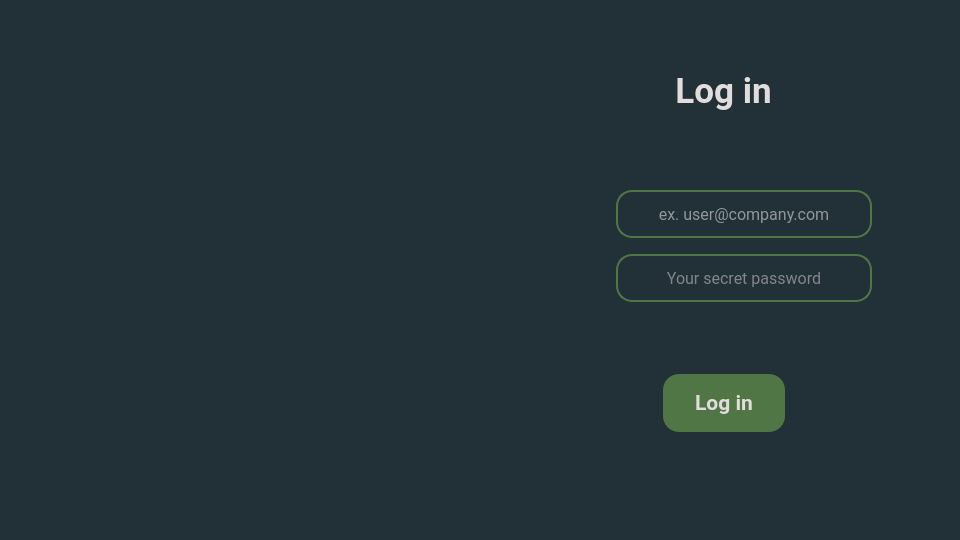
ionutsilviu3/CIIT, file ciit/resources/ui/login_window.ui: the form before one commit.
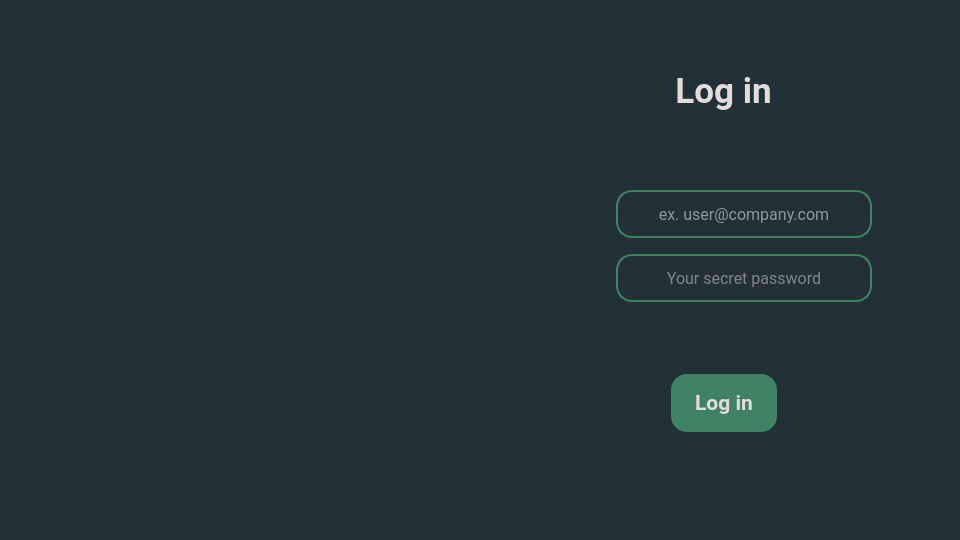
The form after the commit. Icons and pictures are not drawn.

The edit to the form file:
```diff
--- a/ciit/resources/ui/login_window.ui
+++ b/ciit/resources/ui/login_window.ui
@@ -142,7 +142,7 @@
 	color: rgb(226, 220, 220);
 	border-style: solid;
     border-width: 1.5px;
-	border-color:  rgb(80, 118, 70);
+	border-color: rgb(64, 130, 100);
 }
 </string>
         </property>
@@ -436,17 +436,22 @@
         <property name="styleSheet">
          <string notr="true">QPushButton
 {
-background-color: rgb(80, 118, 70);
+background-color: rgb(64, 130, 100);
 color: rgb(226, 220, 220);
-padding-left: 32px;
-padding-right: 32px;
+padding-left: 24px;
+padding-right: 24px;
 padding-top: 16px;
 padding-bottom: 16px;
 }
 
 QPushButton:hover
 {
-	background-color: rgb(53, 78, 40);
+	background-color: rgb(50, 102, 78);
+}
+
+QPushButton:pressed
+{
+	background-color: rgb(42, 85, 65);
 }</string>
         </property>
         <property name="text">
```
Left out of the diff: 13 changed lines with no effect on the pictures.
